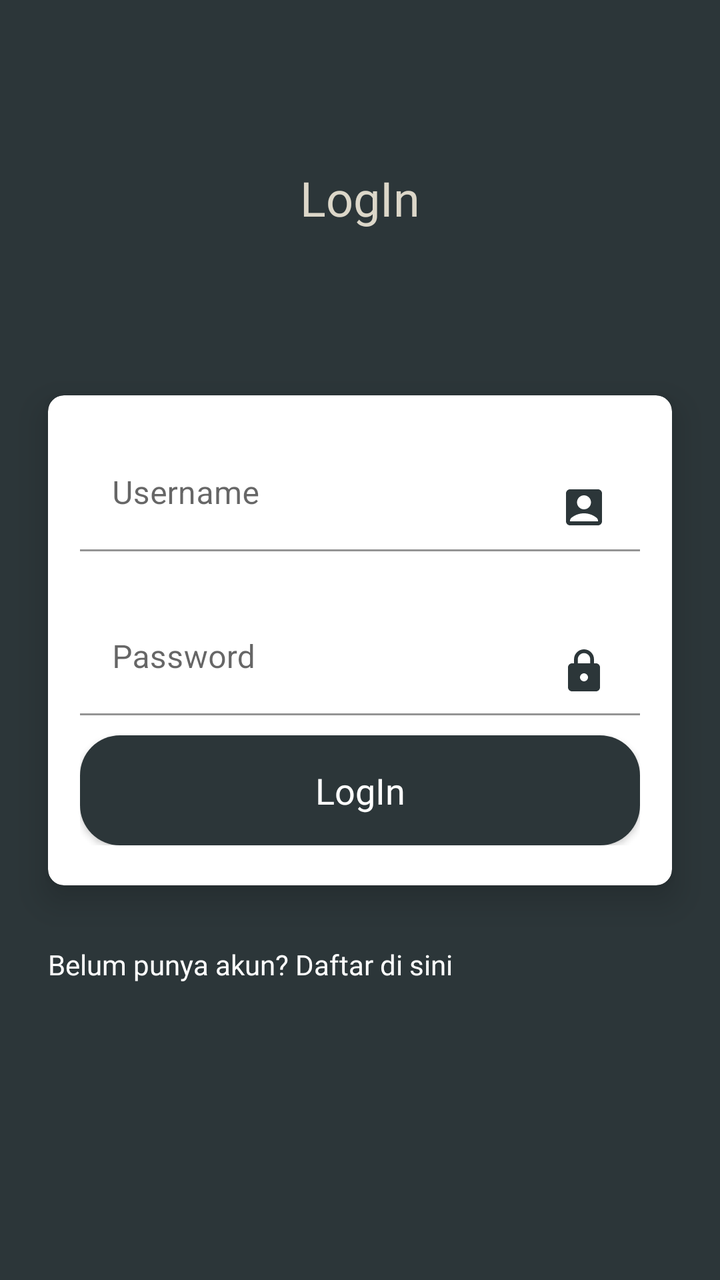
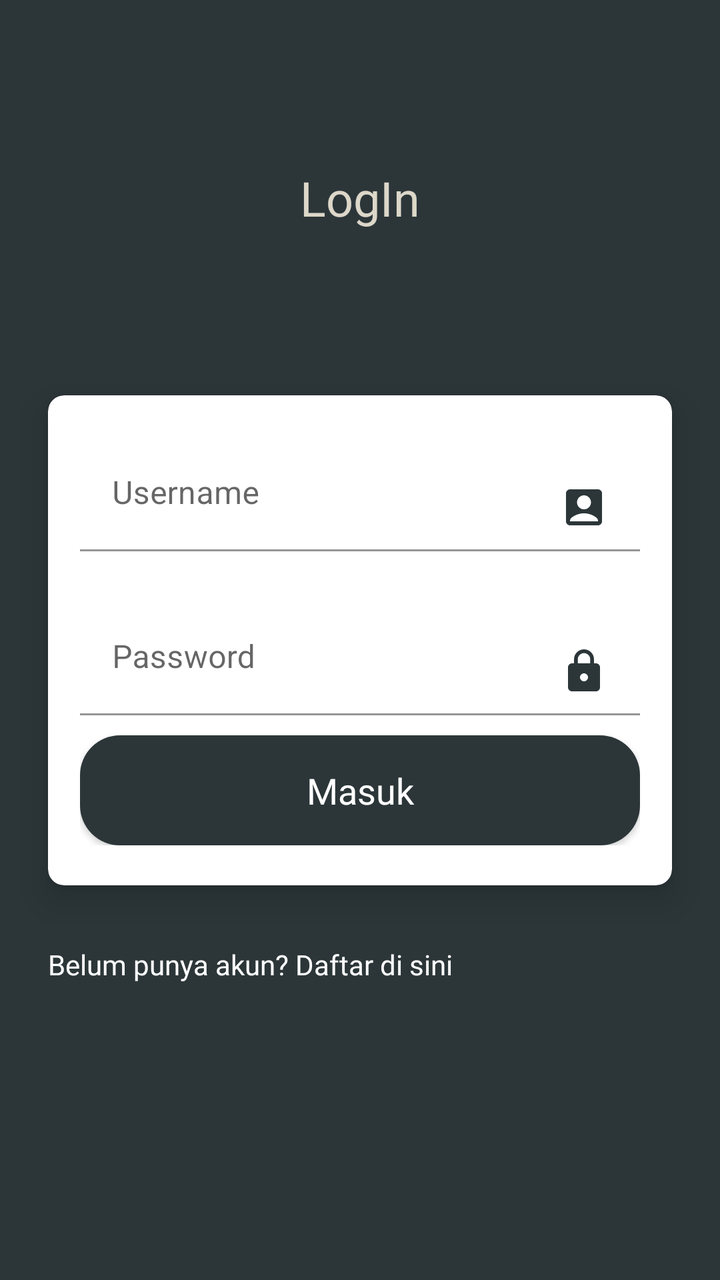

The first picture is an Android layout as it rendered before a commit; the second is the same layout after the commit. The layout source and the unified diff follow.
<!-- AndroidManifest.xml: application theme Theme.SampahKita -->
<!-- res/layout/activity_login.xml -->
<?xml version="1.0" encoding="utf-8"?>
<androidx.constraintlayout.widget.ConstraintLayout xmlns:android="http://schemas.android.com/apk/res/android"
    android:layout_width="match_parent"
    android:layout_height="match_parent"
    android:background="@color/green_primary"
    xmlns:app="http://schemas.android.com/apk/res-auto">

    <TextView
        android:layout_width="wrap_content"
        android:layout_height="wrap_content"
        android:fontFamily="@font/nobile_bold"
        android:text="@string/login"
        android:textColor="@color/lightbrown_text"
        android:textSize="24sp"
        app:layout_constraintBottom_toTopOf="@+id/container_form"
        app:layout_constraintEnd_toEndOf="@+id/container_form"
        app:layout_constraintStart_toStartOf="@+id/container_form"
        app:layout_constraintTop_toTopOf="parent" />

    <androidx.cardview.widget.CardView
        android:id="@+id/container_form"
        android:layout_width="match_parent"
        android:layout_height="wrap_content"
        android:layout_marginHorizontal="24dp"
        app:cardCornerRadius="8dp"
        app:cardBackgroundColor="@color/white"
        app:cardElevation="10dp"
        app:layout_constraintBottom_toBottomOf="parent"
        app:layout_constraintTop_toTopOf="parent">

        <LinearLayout
            android:paddingHorizontal="16dp"
            android:paddingVertical="20dp"
            android:layout_width="match_parent"
            android:layout_height="wrap_content"
            android:orientation="vertical">

            <com.google.android.material.textfield.TextInputLayout
                android:layout_width="match_parent"
                android:layout_height="wrap_content"
                android:hint="@string/username"
                app:boxBackgroundColor="@android:color/transparent">

                <com.google.android.material.textfield.TextInputEditText
                    android:id="@+id/et_username"
                    android:layout_width="match_parent"
                    android:layout_height="wrap_content"
                    android:drawableEnd="@drawable/ic_baseline_account_box_24"
                    android:inputType="text" />

            </com.google.android.material.textfield.TextInputLayout>

            <com.google.android.material.textfield.TextInputLayout
                android:layout_width="match_parent"
                android:layout_height="wrap_content"
                android:layout_marginTop="24dp"
                android:hint="@string/password"
                app:boxBackgroundColor="@android:color/transparent">

                <com.google.android.material.textfield.TextInputEditText
                    android:id="@+id/et_password"
                    android:layout_width="match_parent"
                    android:layout_height="wrap_content"
                    android:drawableEnd="@drawable/ic_baseline_lock_24"
                    android:inputType="textPassword" />

            </com.google.android.material.textfield.TextInputLayout>

            <androidx.appcompat.widget.AppCompatButton
                style="@style/Button.Green"
                android:layout_width="match_parent"
                android:layout_height="wrap_content"
                android:fontFamily="@font/poppins"
                android:text="@string/login" />

        </LinearLayout>
    </androidx.cardview.widget.CardView>

    <TextView
        android:id="@+id/tv_create_account"
        android:layout_width="wrap_content"
        android:layout_height="wrap_content"
        android:layout_marginTop="30dp"
        android:fontFamily="@font/poppins"
        android:textColor="@color/white"
        android:text="@string/register_question"
        app:layout_constraintStart_toStartOf="@+id/container_form"
        app:layout_constraintTop_toBottomOf="@+id/container_form" />



</androidx.constraintlayout.widget.ConstraintLayout>
<!-- resources referenced by this layout -->
<resources>
  <color name="green_primary">#2C3639</color>
  <color name="lightbrown_text">#DCD7C9</color>
  <color name="white">#FFFFFFFF</color>
  <!-- drawable ic_baseline_account_box_24 (drawable) -->
  <vector android:height="24dp" android:tint="#2C3639"
      android:viewportHeight="24" android:viewportWidth="24"
      android:width="24dp" xmlns:android="http://schemas.android.com/apk/res/android">
      <path android:fillColor="@android:color/white" android:pathData="M19,3H5C3.9,3 3,3.9 3,5v14c0,1.1 0.9,2 2,2h14c1.1,0 2,-0.9 2,-2V5C21,3.9 20.1,3 19,3zM12,6c1.93,0 3.5,1.57 3.5,3.5c0,1.93 -1.57,3.5 -3.5,3.5s-3.5,-1.57 -3.5,-3.5C8.5,7.57 10.07,6 12,6zM19,19H5v-0.23c0,-0.62 0.28,-1.2 0.76,-1.58C7.47,15.82 9.64,15 12,15s4.53,0.82 6.24,2.19c0.48,0.38 0.76,0.97 0.76,1.58V19z"/>
  </vector>
  <!-- drawable ic_baseline_lock_24 (drawable) -->
  <vector android:height="24dp" android:tint="#2C3639"
      android:viewportHeight="24" android:viewportWidth="24"
      android:width="24dp" xmlns:android="http://schemas.android.com/apk/res/android">
      <path android:fillColor="@android:color/white" android:pathData="M18,8h-1L17,6c0,-2.76 -2.24,-5 -5,-5S7,3.24 7,6v2L6,8c-1.1,0 -2,0.9 -2,2v10c0,1.1 0.9,2 2,2h12c1.1,0 2,-0.9 2,-2L20,10c0,-1.1 -0.9,-2 -2,-2zM12,17c-1.1,0 -2,-0.9 -2,-2s0.9,-2 2,-2 2,0.9 2,2 -0.9,2 -2,2zM15.1,8L8.9,8L8.9,6c0,-1.71 1.39,-3.1 3.1,-3.1 1.71,0 3.1,1.39 3.1,3.1v2z"/>
  </vector>
  <string name="login">LogIn</string>
  <string name="password">Password</string>
  <string name="register_question">Belum punya akun? Daftar di sini</string>
  <string name="username">Username</string>
  <style name="Button.Green" parent="ThemeOverlay.AppCompat">
          <item name="colorAccent">@color/green_primary</item>
          <item name="textAllCaps">false</item>
          <item name="fontFamily">@font/nobile_bold</item>
          <item name="android:layout_marginTop">10dp</item>
          <item name="android:height">55dp</item>
          <item name="android:background">@drawable/bg_green_button</item>
          <item name="android:textSize">18sp</item>
          <item name="android:textColor">@color/white</item>
          <item name="colorButtonNormal">@color/green_primary</item>
      </style>
  <style name="Theme.SampahKita" parent="Theme.MaterialComponents.DayNight.NoActionBar">
          
          <item name="colorPrimary">@color/green_primary</item>
          <item name="colorPrimaryVariant">#43555A</item>
          <item name="colorOnPrimary">@color/white</item>
          
          <item name="colorSecondary">@color/green_primary</item>
          <item name="colorSecondaryVariant">#43555A</item>
          <item name="colorOnSecondary">@color/black</item>
          
          <item name="android:statusBarColor">?attr/colorPrimaryVariant</item>
          
      </style>
  <!-- drawable bg_green_button (drawable) -->
  <?xml version="1.0" encoding="utf-8"?>
  <shape xmlns:android="http://schemas.android.com/apk/res/android"
      android:shape="rectangle">
      <corners android:radius="20dp"/>
      <solid android:color="@color/green_primary"/>
  
  </shape>
  <color name="black">#FF000000</color>
</resources>

<!-- the commit's change to res/layout/activity_login.xml (unified diff, before → after) -->
@@ -67,11 +67,12 @@
             </com.google.android.material.textfield.TextInputLayout>
 
             <androidx.appcompat.widget.AppCompatButton
+                android:id="@+id/btn_login"
                 style="@style/Button.Green"
                 android:layout_width="match_parent"
                 android:layout_height="wrap_content"
                 android:fontFamily="@font/poppins"
-                android:text="@string/login" />
+                android:text="@string/masuk" />
 
         </LinearLayout>
     </androidx.cardview.widget.CardView>
<!-- resource entries referenced after the edit -->
@@ -16,6 +16,7 @@
       <path android:fillColor="@android:color/white" android:pathData="M18,8h-1L17,6c0,-2.76 -2.24,-5 -5,-5S7,3.24 7,6v2L6,8c-1.1,0 -2,0.9 -2,2v10c0,1.1 0.9,2 2,2h12c1.1,0 2,-0.9 2,-2L20,10c0,-1.1 -0.9,-2 -2,-2zM12,17c-1.1,0 -2,-0.9 -2,-2s0.9,-2 2,-2 2,0.9 2,2 -0.9,2 -2,2zM15.1,8L8.9,8L8.9,6c0,-1.71 1.39,-3.1 3.1,-3.1 1.71,0 3.1,1.39 3.1,3.1v2z"/>
   </vector>
   <string name="login">LogIn</string>
+  <string name="masuk">Masuk</string>
   <string name="password">Password</string>
   <string name="register_question">Belum punya akun? Daftar di sini</string>
   <string name="username">Username</string>
